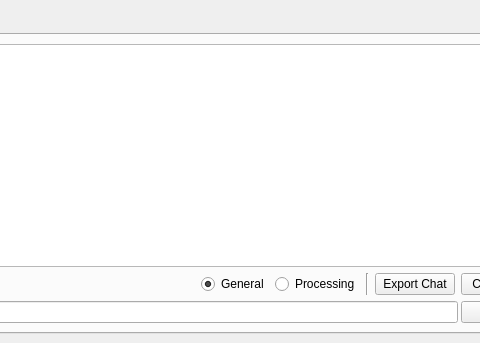
First picture: the form in dialogs/geo_agent_dialog_base.ui, repository iamtekson/GeoAgent, before the edit; both pictures show x 354 to 834 and y 0 to 343 of the 915 by 343 pixel window.
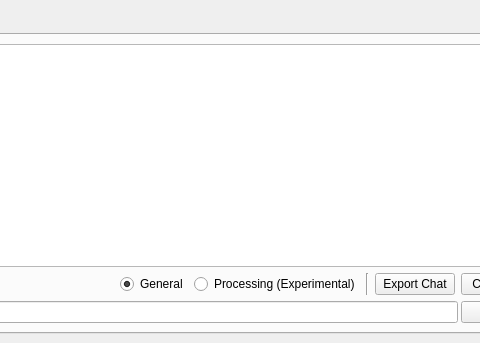
Second picture: the form after the edit. Custom widgets are drawn as their Qt base class.

```diff
--- a/dialogs/geo_agent_dialog_base.ui
+++ b/dialogs/geo_agent_dialog_base.ui
@@ -99,7 +99,7 @@
             <item>
              <widget class="QRadioButton" name="processing_mode">
               <property name="text">
-               <string>Processing</string>
+               <string>Processing (Experimental)</string>
               </property>
              </widget>
             </item>
```
